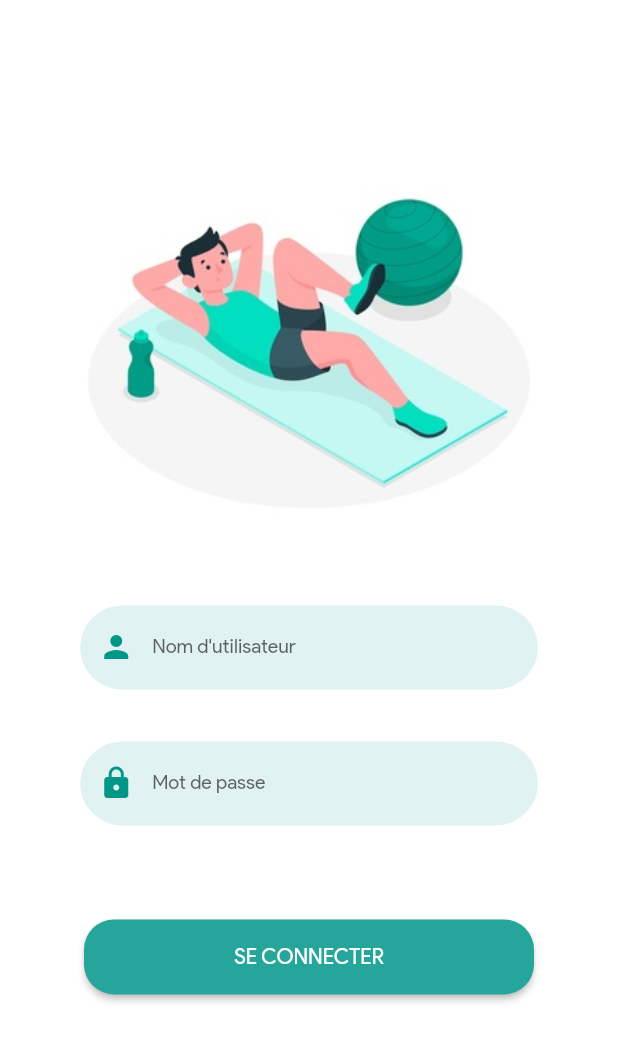
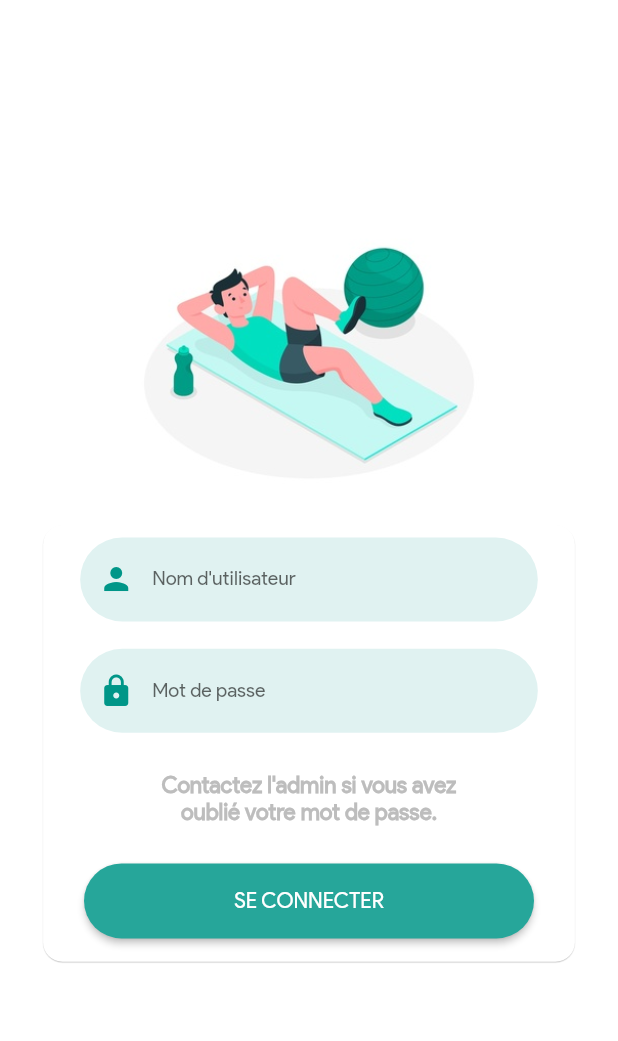
Before and after one commit to iTeam-S/Level-UP-BJJ, a Flutter app: the screen it shows after launch, on a phone screen of 412 x 824 dp. Shown: the top 1041 px of the screen. Run offline on Flutter 3.47's test engine with Material 2 defaults, Android fonts, the light colour scheme and no system bars; drawn by our look-alikes of rounded_loading_button; our stand-ins replace get, shimmer.

Commit message:
Login after test on android phone

```diff
--- a/lib/login.dart
+++ b/lib/login.dart
@@ -27,8 +27,8 @@ class _LoginScreenState extends State<LoginScreen>{
 				child: ListView(
          	children: [
 						Container(
-							margin: EdgeInsets.only(top:MediaQuery.of(context).size.height*0.08),
-							height: MediaQuery.of(context).size.height*0.375,
+							margin: EdgeInsets.only(top:MediaQuery.of(context).size.height*0.14),
+							height: MediaQuery.of(context).size.height*0.28,
 							child:Image.asset('assets/images/workout.jpg'),
 						),
             Container(
@@ -38,24 +38,17 @@ class _LoginScreenState extends State<LoginScreen>{
                 mainAxisAlignment: MainAxisAlignment.spaceBetween,
                 children: [
                   Container(
-                    height: MediaQuery.of(context).size.height*0.5,
+                    height: MediaQuery.of(context).size.height*0.363,
                     child: Card(
-                      elevation: 0,
+                      elevation: 0.3,
                       shape: RoundedRectangleBorder(borderRadius: BorderRadius.circular(13)),
                       child: Column(
                         children: [
-                          // Container(
-                          //   margin: EdgeInsets.only(top:MediaQuery.of(context).size.height*0.055),
-                          //   child: Text(
-                          //     'BJJ-Library',
-                          //     style: TextStyle(color: Colors.teal[300], fontFamily: "ProductSans", fontSize: 20, fontWeight: FontWeight.bold),
-                          //   ),
-                          // ),
                           Container(
                             height: MediaQuery.of(context).size.height*0.08,
                             margin: EdgeInsets.symmetric(
                               horizontal: MediaQuery.of(context).size.width*0.06,
-                              vertical: MediaQuery.of(context).size.height*0.03
+                              vertical: MediaQuery.of(context).size.height*0.01
                             ),
                             child: TextField(
                               style: TextStyle(fontSize: 13, color: Colors.grey[800]),
@@ -105,9 +98,19 @@ class _LoginScreenState extends State<LoginScreen>{
                             ),
                           ),
                           Container(
+                            width: MediaQuery.of(context).size.width*0.5,
+                            margin: EdgeInsets.only(
+                              top:MediaQuery.of(context).size.height*0.02,
+                            ),
+                            child: Text(
+                              "Contactez l'admin si vous avez oublié votre mot de passe.", textAlign: TextAlign.center,
+                              style: TextStyle(color: Colors.grey[400], fontFamily: "ProductSans", fontSize: 15, fontWeight: FontWeight.bold),
+                            ),
+                          ),
+                          Container(
                             margin: EdgeInsets.symmetric(
                               horizontal:MediaQuery.of(context).size.width*0.06,
-                              vertical:MediaQuery.of(context).size.height*0.064
+                              vertical:MediaQuery.of(context).size.height*0.03
                             ),
                             child: RoundedLoadingButton(
                               color: Colors.teal[400],
@@ -115,10 +118,10 @@ class _LoginScreenState extends State<LoginScreen>{
                               controller: _btnController,
                               onPressed: () => _doSomething(_btnController),
                               valueColor: Colors.white,
-                              borderRadius: 20,
+                              borderRadius: 90,
                               child: Text("SE CONNECTER", style: TextStyle(color: Colors.white)),
                             ),
-                          )
+                          ),
                         ],
                       )
                     )
```
